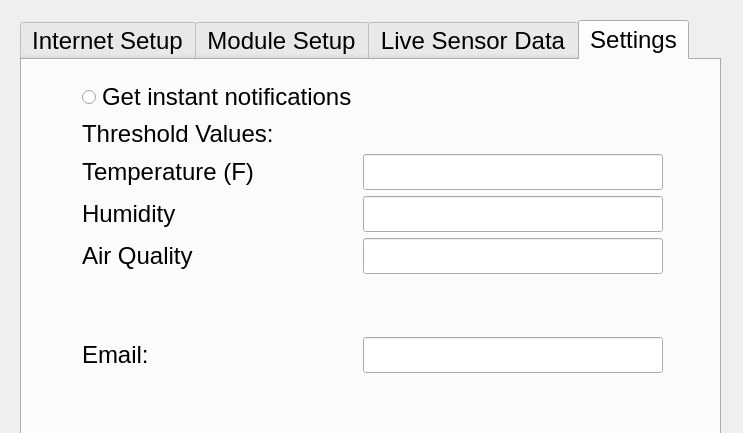
The window that Graphic User Interface/guiv2.ui (cesardaniel92/SmartHomeSystem) describes before a commit, drawn with Qt 5; both pictures show x 0 to 743 and y 0 to 433 of the 850 by 638 pixel window.
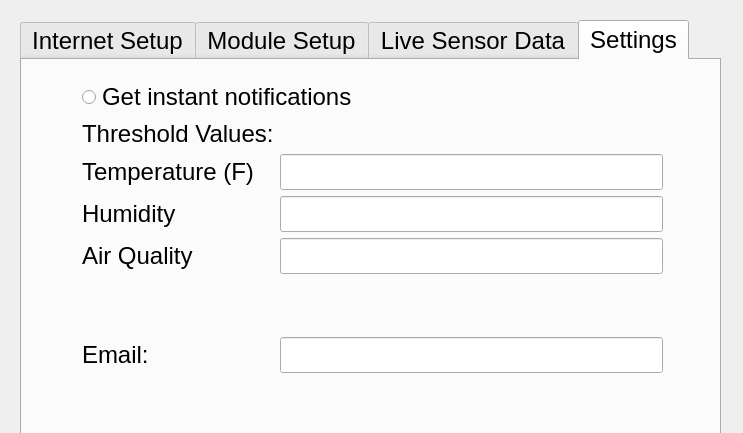
The same window after the commit.

Commit message: settings tab layout improved

What changed in the file:
```diff
--- a/Graphic User Interface/guiv2.ui
+++ b/Graphic User Interface/guiv2.ui
@@ -310,13 +310,6 @@
          </property>
         </widget>
        </item>
-       <item row="0" column="0">
-        <widget class="QRadioButton" name="notificationRadioButton">
-         <property name="text">
-          <string>Get instant notifications</string>
-         </property>
-        </widget>
-       </item>
        <item row="6" column="0">
         <widget class="QLabel" name="EmailLabel">
          <property name="text">
@@ -389,6 +382,13 @@
          </property>
         </widget>
        </item>
+       <item row="0" column="0" colspan="2">
+        <widget class="QRadioButton" name="notificationRadioButton">
+         <property name="text">
+          <string>Get instant notifications</string>
+         </property>
+        </widget>
+       </item>
       </layout>
      </widget>
     </widget>
```
The commit also changes 1 other file.
